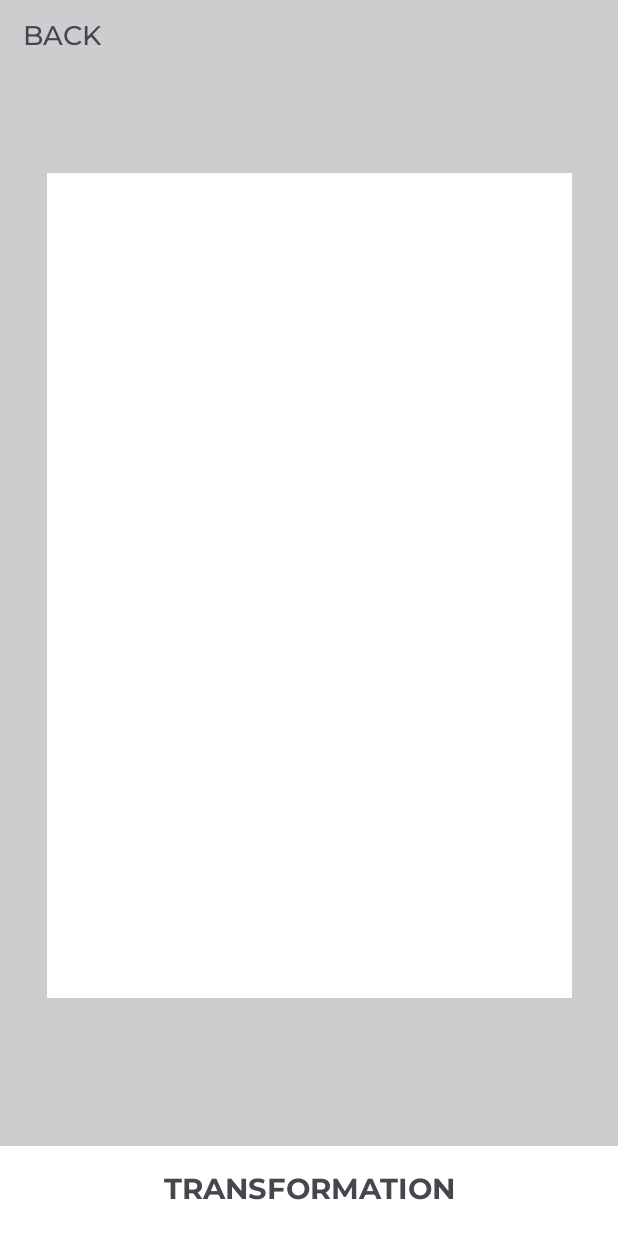
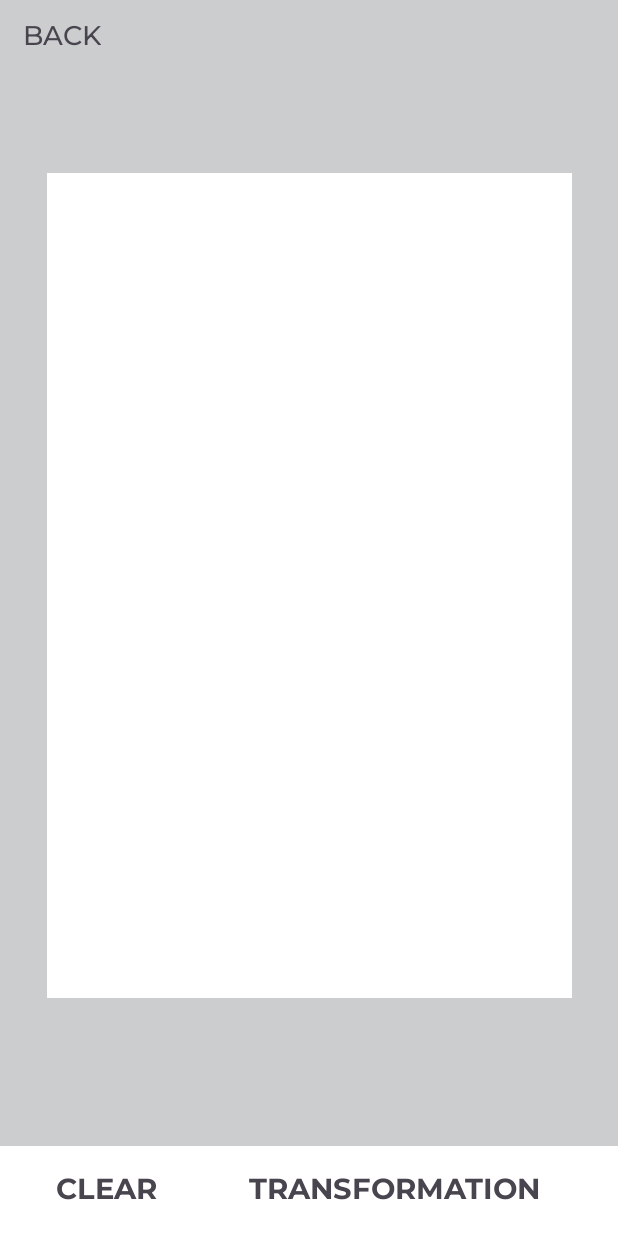
Before and after one commit to 4rsess/firstHitsApp, an Android app: the FifthAlgorithm screen opened directly, with no data from a screen before it, on a phone screen of 412 x 824 dp. Run offline under Robolectric (Android 15) with nearby library versions, the phone set to English and light mode, and no system bars.

```diff
--- a/app/src/main/res/layout/main_page_for_fifthalgorithm.xml
+++ b/app/src/main/res/layout/main_page_for_fifthalgorithm.xml
@@ -55,12 +55,26 @@
             android:id="@+id/transformationBtn"
             android:layout_width="wrap_content"
             android:layout_height="wrap_content"
+            android:layout_marginEnd="52dp"
             android:fontFamily="@font/montserrat_bold"
             android:gravity="center"
             android:text="@string/transformationBtn"
             android:textSize="19sp"
             app:layout_constraintBottom_toBottomOf="parent"
             app:layout_constraintEnd_toEndOf="parent"
+            app:layout_constraintTop_toTopOf="parent" />
+
+        <TextView
+            android:id="@+id/clearBtn"
+            android:layout_width="wrap_content"
+            android:layout_height="wrap_content"
+            android:fontFamily="@font/montserrat_bold"
+            android:gravity="center"
+            android:text="@string/clearBtn"
+            android:textSize="19sp"
+            app:layout_constraintBottom_toBottomOf="parent"
+            app:layout_constraintEnd_toStartOf="@+id/transformationBtn"
+            app:layout_constraintHorizontal_bias="0.38"
             app:layout_constraintStart_toStartOf="parent"
             app:layout_constraintTop_toTopOf="parent" />
     </androidx.constraintlayout.widget.ConstraintLayout>
--- a/app/src/main/res/values/strings.xml
+++ b/app/src/main/res/values/strings.xml
@@ -20,4 +20,5 @@
     <string name="name_facerecognition_algorithm">Face recognition</string>
     <string name="recognizeBtn">RECOGNIZE</string>
     <string name="transformationBtn">TRANSFORMATION</string>
+    <string name="clearBtn">CLEAR</string>
 </resources>
```
Also changed, not shown: app/src/main/java/com/example/photoeditorv2/FifthAlgorithm.kt (+46 -4 lines).
